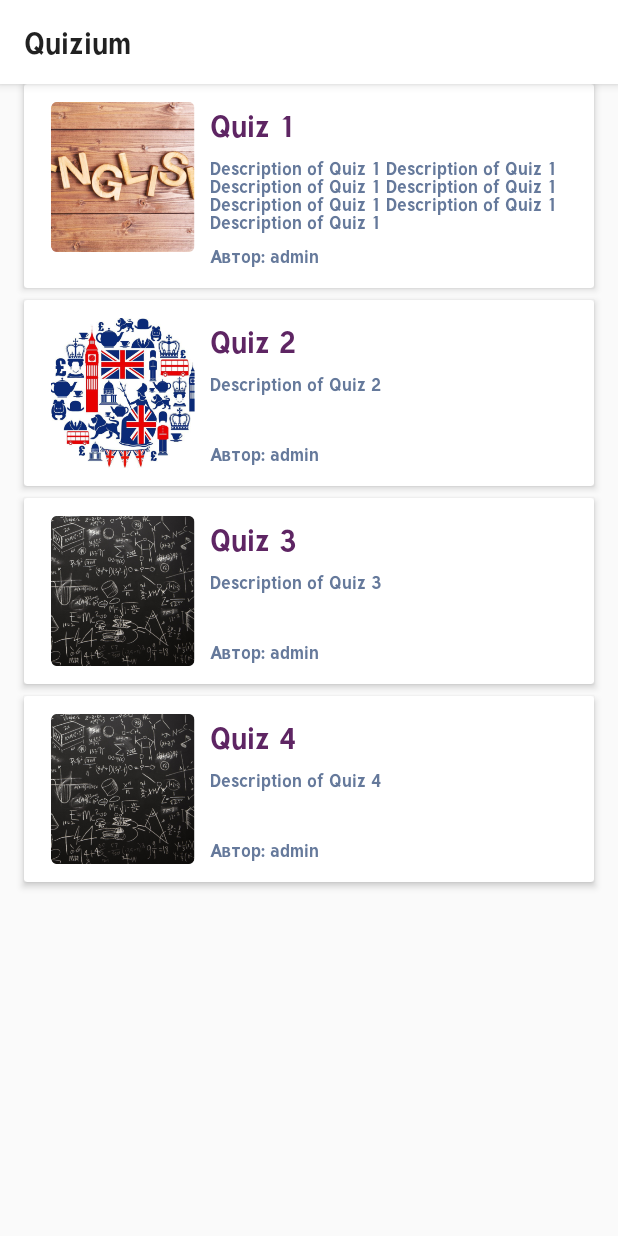
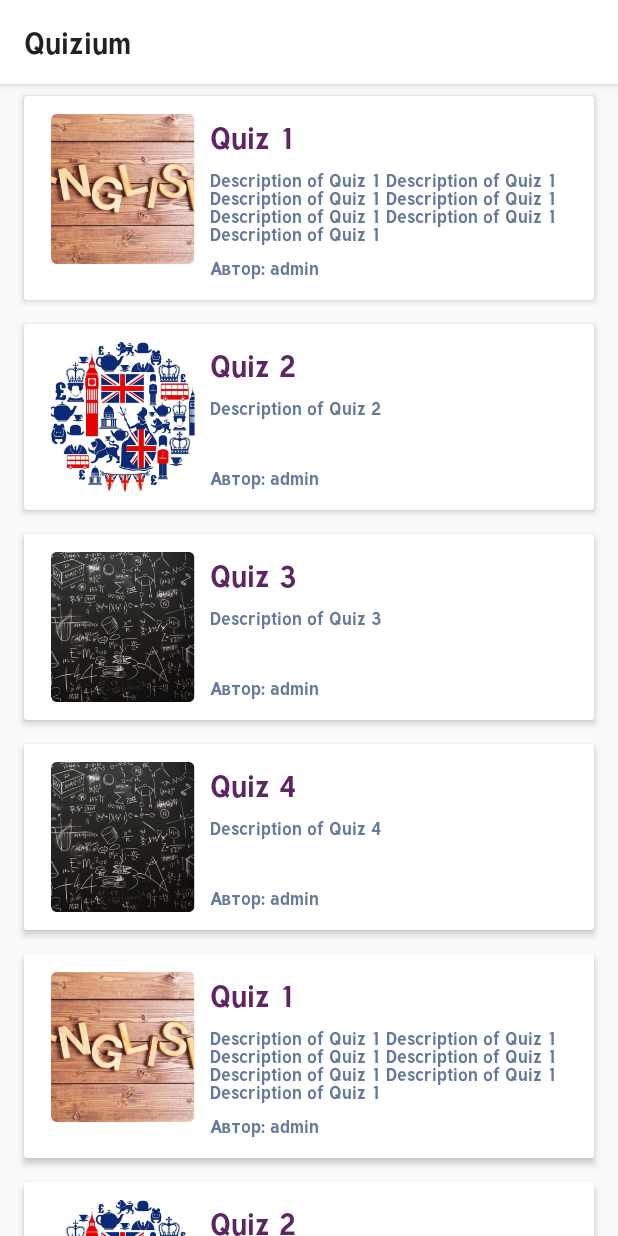
Before and after one commit to DanilB01/Quizium, an Android app: the QuizListActivity screen opened directly, with no data from a screen before it, on a phone screen of 412 x 824 dp. Run offline under Robolectric (Android 15) with nearby library versions, the phone set to English and light mode, and no system bars.

Commit message:
Fix RecyclerView's items margins

```diff
--- a/app/src/main/java/ru/tsu/quizium/QuizListActivity.java
+++ b/app/src/main/java/ru/tsu/quizium/QuizListActivity.java
@@ -28,5 +28,13 @@ public class QuizListActivity extends AppCompatActivity {
         quizList.add(new Quiz("Quiz 2", "Description of Quiz 2", "admin", R.drawable.english_vocabulary));
         quizList.add(new Quiz("Quiz 3", "Description of Quiz 3", "admin", R.drawable.math));
         quizList.add(new Quiz("Quiz 4", "Description of Quiz 4", "admin", R.drawable.math));
+        quizList.add(new Quiz("Quiz 1", "Description of Quiz 1 Description of Quiz 1 Description of Quiz 1 Description of Quiz 1 Description of Quiz 1 Description of Quiz 1 Description of Quiz 1", "admin", R.drawable.english_grammar));
+        quizList.add(new Quiz("Quiz 2", "Description of Quiz 2", "admin", R.drawable.english_vocabulary));
+        quizList.add(new Quiz("Quiz 3", "Description of Quiz 3", "admin", R.drawable.math));
+        quizList.add(new Quiz("Quiz 4", "Description of Quiz 4", "admin", R.drawable.math));
+        quizList.add(new Quiz("Quiz 1", "Description of Quiz 1 Description of Quiz 1 Description of Quiz 1 Description of Quiz 1 Description of Quiz 1 Description of Quiz 1 Description of Quiz 1", "admin", R.drawable.english_grammar));
+        quizList.add(new Quiz("Quiz 2", "Description of Quiz 2", "admin", R.drawable.english_vocabulary));
+        quizList.add(new Quiz("Quiz 3", "Description of Quiz 3", "admin", R.drawable.math));
+        quizList.add(new Quiz("Quiz 4", "Description of Quiz 4", "admin", R.drawable.math));
     }
 }
--- a/app/src/main/res/layout/item_quiz.xml
+++ b/app/src/main/res/layout/item_quiz.xml
@@ -8,7 +8,8 @@
     app:cardElevation="3dp"
     android:layout_marginStart="16dp"
     android:layout_marginEnd="16dp"
-    android:layout_marginBottom="8dp">
+    android:layout_marginBottom="8dp"
+    android:layout_marginTop="8dp">
 
     <androidx.constraintlayout.widget.ConstraintLayout
         android:id="@+id/layout"
```
